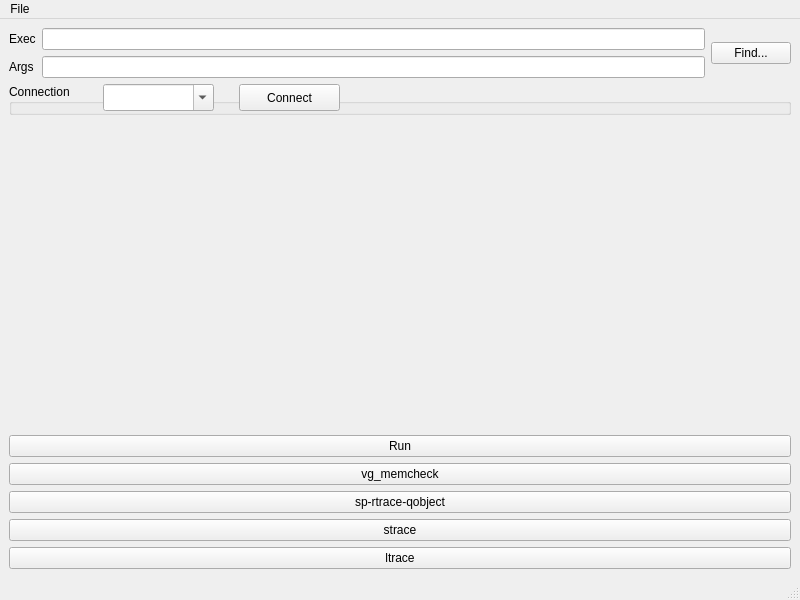
Old version of the form proclauncher.ui in the repository vivainio/Cardinal.
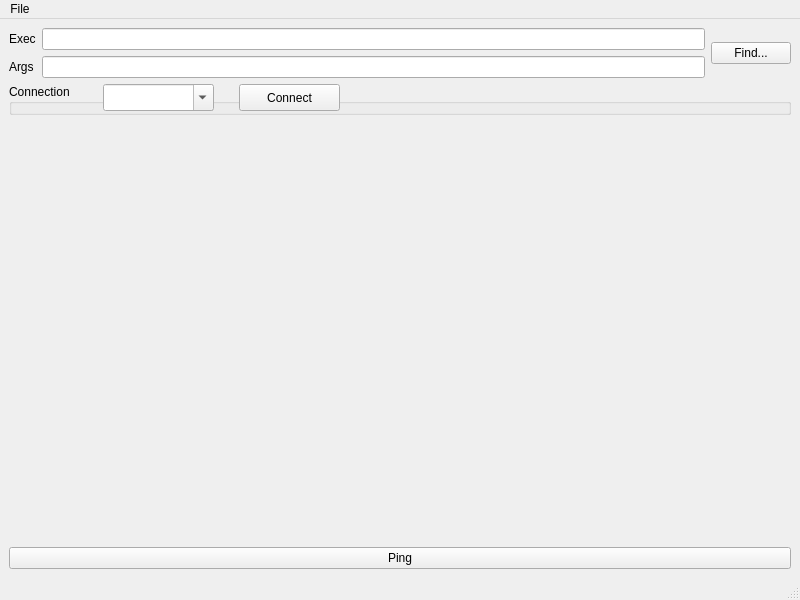
New version of the form.

```diff
--- a/proclauncher.ui
+++ b/proclauncher.ui
@@ -113,35 +113,7 @@
       <item>
        <widget class="QPushButton" name="bLaRun">
         <property name="text">
-         <string>Run</string>
-        </property>
-       </widget>
-      </item>
-      <item>
-       <widget class="QPushButton" name="pushButton_2">
-        <property name="text">
-         <string>vg_memcheck</string>
-        </property>
-       </widget>
-      </item>
-      <item>
-       <widget class="QPushButton" name="pushButton_6">
-        <property name="text">
-         <string>sp-rtrace-qobject</string>
-        </property>
-       </widget>
-      </item>
-      <item>
-       <widget class="QPushButton" name="bLaStrace">
-        <property name="text">
-         <string>strace</string>
-        </property>
-       </widget>
-      </item>
-      <item>
-       <widget class="QPushButton" name="bLaLtrace">
-        <property name="text">
-         <string>ltrace</string>
+         <string>Ping</string>
         </property>
        </widget>
       </item>
```
